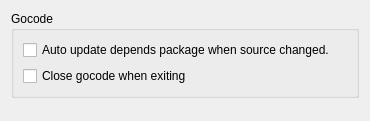
Old version of the form liteidex/src/plugins/golangcode/golangcodeoption.ui in the repository visualfc/liteide.
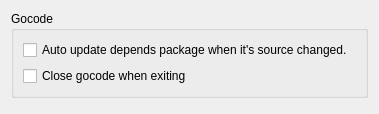
New version of the form.

```diff
--- a/liteidex/src/plugins/golangcode/golangcodeoption.ui
+++ b/liteidex/src/plugins/golangcode/golangcodeoption.ui
@@ -6,8 +6,8 @@
    <rect>
     <x>0</x>
     <y>0</y>
-    <width>370</width>
-    <height>121</height>
+    <width>379</width>
+    <height>114</height>
    </rect>
   </property>
   <property name="windowTitle">
@@ -23,7 +23,7 @@
       <item>
        <widget class="QCheckBox" name="autoUpPkgCheckBox">
         <property name="text">
-         <string>Auto update depends package when source changed.</string>
+         <string>Auto update depends package when it's source changed.</string>
         </property>
        </widget>
       </item>
```
